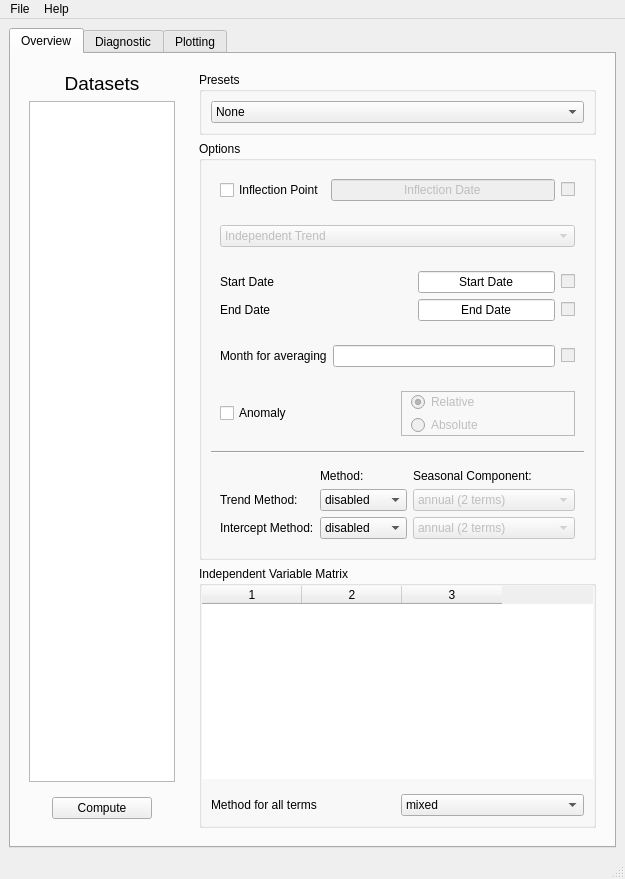
Before: the Qt Designer form main.ui in IUPBAuf/IUP-Regression-Model, drawn with Qt 5.
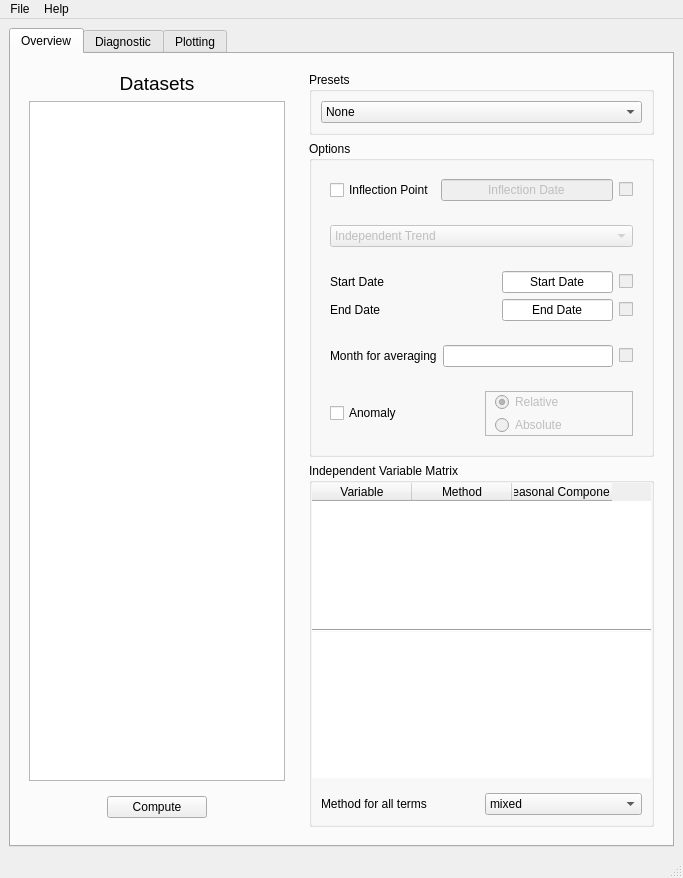
After: the same form once the commit is applied.

Commit message:
Proxy and 2d proxy loading implemented
Added the possibility to load 2d proxies with an additional tag (lat, lon, etc) from the config file and with a new proxy window. Works for both netCDF and ascii files.

The edit to the form file:
```diff
--- a/main.ui
+++ b/main.ui
@@ -6,8 +6,8 @@
    <rect>
     <x>0</x>
     <y>0</y>
-    <width>625</width>
-    <height>879</height>
+    <width>683</width>
+    <height>878</height>
    </rect>
   </property>
   <property name="windowTitle">
@@ -51,6 +51,12 @@
            </item>
            <item>
             <widget class="QListWidget" name="data_list">
+             <property name="sizePolicy">
+              <sizepolicy hsizetype="Maximum" vsizetype="Expanding">
+               <horstretch>0</horstretch>
+               <verstretch>0</verstretch>
+              </sizepolicy>
+             </property>
              <property name="font">
               <font>
                <pointsize>13</pointsize>
@@ -383,155 +389,6 @@
                 </layout>
                </widget>
               </item>
-              <item>
-               <widget class="Line" name="line">
-                <property name="orientation">
-                 <enum>Qt::Horizontal</enum>
-                </property>
-               </widget>
-              </item>
-              <item>
-               <widget class="QWidget" name="widget_3" native="true">
-                <property name="sizePolicy">
-                 <sizepolicy hsizetype="Preferred" vsizetype="Minimum">
-                  <horstretch>0</horstretch>
-                  <verstretch>0</verstretch>
-                 </sizepolicy>
-                </property>
-                <layout class="QGridLayout" name="gridLayout_2">
-                 <item row="2" column="0">
-                  <widget class="QLabel" name="label_4">
-                   <property name="text">
-                    <string>Intercept Method:</string>
-                   </property>
-                  </widget>
-                 </item>
-                 <item row="2" column="1">
-                  <widget class="QComboBox" name="intercept_method_combo">
-                   <item>
-                    <property name="text">
-                     <string>disabled</string>
-                    </property>
-                   </item>
-                   <item>
-                    <property name="text">
-                     <string>single</string>
-                    </property>
-                   </item>
-                   <item>
-                    <property name="text">
-                     <string>harmonics</string>
-                    </property>
-                   </item>
-                   <item>
-                    <property name="text">
-                     <string>12 months</string>
-                    </property>
-                   </item>
-                  </widget>
-                 </item>
-                 <item row="1" column="0">
-                  <widget class="QLabel" name="label_3">
-                   <property name="text">
-                    <string>Trend Method:</string>
-                   </property>
-                  </widget>
-                 </item>
-                 <item row="1" column="1">
-                  <widget class="QComboBox" name="trend_method_combo">
-                   <item>
-                    <property name="text">
-                     <string>disabled</string>
-                    </property>
-                   </item>
-                   <item>
-                    <property name="text">
-                     <string>single</string>
-                    </property>
-                   </item>
-                   <item>
-                    <property name="text">
-                     <string>harmonics</string>
-                    </property>
-                   </item>
-                   <item>
-                    <property name="text">
-                     <string>12 month</string>
-                    </property>
-                   </item>
-                  </widget>
-                 </item>
-                 <item row="0" column="2">
-                  <widget class="QLabel" name="label_5">
-                   <property name="text">
-                    <string>Seasonal Component:</string>
-                   </property>
-                  </widget>
-                 </item>
-                 <item row="2" column="2">
-                  <widget class="QComboBox" name="intercept_seas_combo">
-                   <property name="enabled">
-                    <bool>false</bool>
-                   </property>
-                   <item>
-                    <property name="text">
-                     <string>annual (2 terms)</string>
-                    </property>
-                   </item>
-                   <item>
-                    <property name="text">
-                     <string>semi-annual (4 terms)</string>
-                    </property>
-                   </item>
-                   <item>
-                    <property name="text">
-                     <string>tri-annual (6 terms)</string>
-                    </property>
-                   </item>
-                   <item>
-                    <property name="text">
-                     <string>quarter-annual (8 terms)</string>
-                    </property>
-                   </item>
-                  </widget>
-                 </item>
-                 <item row="1" column="2">
-                  <widget class="QComboBox" name="trend_seas_combo">
-                   <property name="enabled">
-                    <bool>false</bool>
-                   </property>
-                   <item>
-                    <property name="text">
-                     <string>annual (2 terms)</string>
-                    </property>
-                   </item>
-                   <item>
-                    <property name="text">
-                     <string>semi-annual (4 terms)</string>
-                    </property>
-                   </item>
-                   <item>
-                    <property name="text">
-                     <string>tri-annual (6 terms)</string>
-                    </property>
-                   </item>
-                   <item>
-                    <property name="text">
-                     <string>quarter-annual (8 terms)</string>
-                    </property>
-                   </item>
-                  </widget>
-                 </item>
-                 <item row="0" column="1">
-                  <widget class="QLabel" name="label_6">
-                   <property name="text">
-                    <string>Method:</string>
-                   </property>
-                  </widget>
-                 </item>
-                </layout>
-               </widget>
-              </item>
              </layout>
             </widget>
            </item>
@@ -554,22 +411,93 @@
                <number>0</number>
               </property>
               <item>
-               <widget class="QTableWidget" name="proxy_list">
-                <property name="toolTip">
-                 <string>&lt;html&gt;&lt;head/&gt;&lt;body&gt;&lt;p&gt;Successfully loaded proxies, their methods and their seasonal components for the trend analysis.&lt;/p&gt;&lt;/body&gt;&lt;/html&gt;</string>
-                </property>
-                <property name="frameShape">
-                 <enum>QFrame::NoFrame</enum>
-                </property>
-                <property name="columnCount">
-                 <number>3</number>
-                </property>
-                <attribute name="verticalHeaderVisible">
-                 <bool>false</bool>
-                </attribute>
-                <column/>
-                <column/>
-                <column/>
+               <widget class="QWidget" name="widget_25" native="true">
+                <layout class="QVBoxLayout" name="verticalLayout_19">
+                 <property name="spacing">
+                  <number>0</number>
+                 </property>
+                 <property name="leftMargin">
+                  <number>0</number>
+                 </property>
+                 <property name="topMargin">
+                  <number>0</number>
+                 </property>
+                 <property name="rightMargin">
+                  <number>0</number>
+                 </property>
+                 <property name="bottomMargin">
+                  <number>0</number>
+                 </property>
+                 <item>
+                  <widget class="QTableWidget" name="frozen_list">
+                   <property name="sizePolicy">
+                    <sizepolicy hsizetype="Preferred" vsizetype="Maximum">
+                     <horstretch>0</horstretch>
+                     <verstretch>0</verstretch>
+                    </sizepolicy>
+                   </property>
+                   <property name="toolTip">
+                    <string>&lt;html&gt;&lt;head/&gt;&lt;body&gt;&lt;p&gt;Successfully loaded proxies, their methods and their seasonal components for the trend analysis.&lt;/p&gt;&lt;/body&gt;&lt;/html&gt;</string>
+                   </property>
+                   <property name="frameShape">
+                    <enum>QFrame::NoFrame</enum>
+                   </property>
+                   <property name="verticalScrollBarPolicy">
+                    <enum>Qt::ScrollBarAlwaysOff</enum>
+                   </property>
+                   <attribute name="verticalHeaderVisible">
+                    <bool>false</bool>
+                   </attribute>
+                   <column>
+                    <property name="text">
+                     <string>Variable</string>
+                    </property>
+                   </column>
+                   <column>
+                    <property name="text">
+                     <string>Method</string>
+                    </property>
+                   </column>
+                   <column>
+                    <property name="text">
+                     <string>Seasonal Component</string>
+                    </property>
+                   </column>
+                  </widget>
+                 </item>
+                 <item>
+                  <widget class="QFrame" name="seperator_line">
+                   <property name="frameShape">
+                    <enum>QFrame::HLine</enum>
+                   </property>
+                   <property name="frameShadow">
+                    <enum>QFrame::Sunken</enum>
+                   </property>
+                  </widget>
+                 </item>
+                 <item>
+                  <widget class="QTableWidget" name="proxy_list">
+                   <property name="toolTip">
+                    <string>&lt;html&gt;&lt;head/&gt;&lt;body&gt;&lt;p&gt;Successfully loaded proxies, their methods and their seasonal components for the trend analysis.&lt;/p&gt;&lt;/body&gt;&lt;/html&gt;</string>
+                   </property>
+                   <property name="frameShape">
+                    <enum>QFrame::NoFrame</enum>
+                   </property>
+                   <property name="columnCount">
+                    <number>3</number>
+                   </property>
+                   <attribute name="horizontalHeaderVisible">
+                    <bool>false</bool>
+                   </attribute>
+                   <attribute name="verticalHeaderVisible">
+                    <bool>false</bool>
+                   </attribute>
+                   <column/>
+                   <column/>
+                   <column/>
+                  </widget>
+                 </item>
+                </layout>
                </widget>
               </item>
               <item>
@@ -1083,7 +1011,7 @@
     <rect>
      <x>0</x>
      <y>0</y>
-     <width>625</width>
+     <width>683</width>
      <height>19</height>
     </rect>
    </property>
```
Left out of the diff: 21 changed lines with no effect on the pictures. The commit also changes 7 other files.
